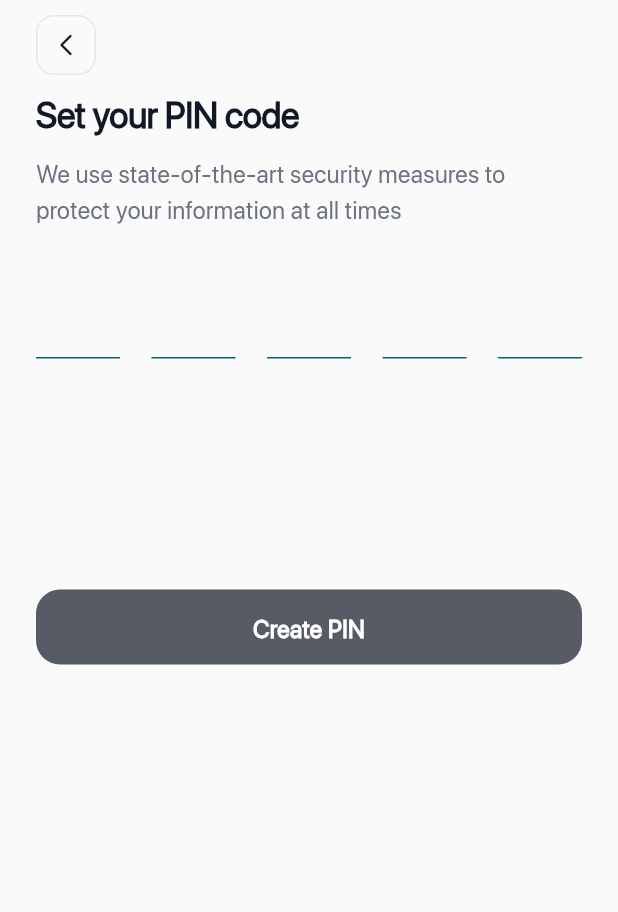
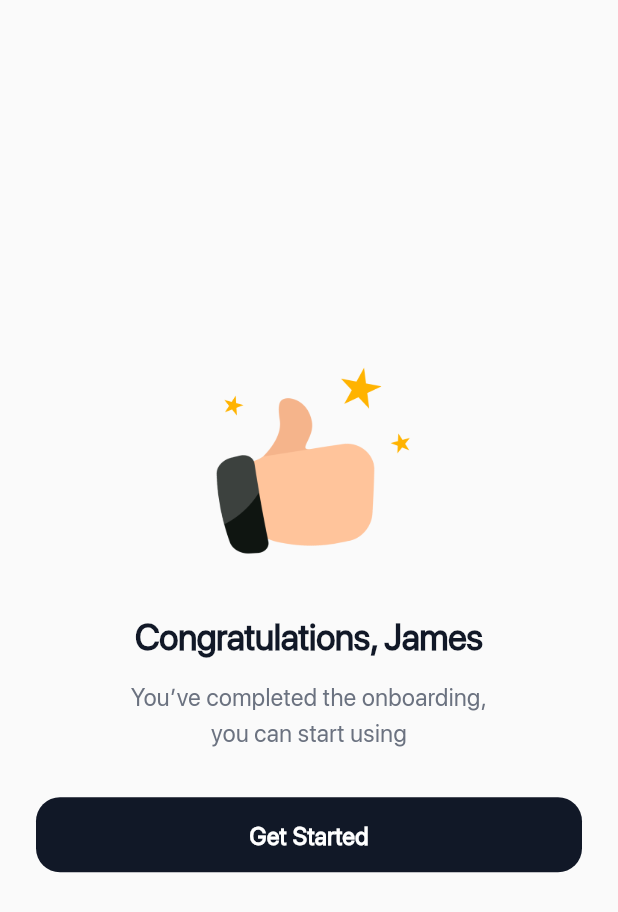
Before and after one commit to andymaking/Apex-Smartpay-App, a Flutter app: the screen it shows after launch, on a phone screen of 412 x 824 dp. Shown: the top 912 px of the screen. Run offline on Flutter 3.47's test engine with Material 2 defaults, Android fonts, the phone set to English and light mode, and no system bars; drawn by our look-alikes of oktoast, pin_code_fields; our stand-ins replace dio, flutter_hooks, flutter_riverpod, flutter_screenutil, flutter_secure_storage, flutter_svg and 4 more; project files that could hold a hidden picture were left out.

Commit message:
implement congrats screen

```diff
--- a/lib/routes/routes.dart
+++ b/lib/routes/routes.dart
@@ -1,4 +1,5 @@
 import 'package:Smartpay/ui/components/route_error_page.dart';
+import 'package:Smartpay/ui/congats/congratulations.dart';
 import 'package:Smartpay/ui/create_user_info/get_user_info.dart';
 import 'package:Smartpay/ui/set_pin/set_pin.dart';
 import 'package:Smartpay/ui/sign_in/sign_in.dart';
@@ -15,6 +16,7 @@ class AppRoutes {
   static const verifyOtp = '/verifyOtp';
   static const getUserInfo = '/createUserInfo';
   static const setUserPin = '/setUserPin';
+  static const congrats = '/congrats';
 }
 
 class AppRouter {
@@ -57,6 +59,12 @@ class AppRouter {
           settings: settings,
           fullscreenDialog: true,
         );
+      case AppRoutes.congrats:
+        return MaterialPageRoute<dynamic>(
+          builder: (_) => const Congratulations(),
+          settings: settings,
+          fullscreenDialog: true,
+        );
 
       default:
         return MaterialPageRoute<dynamic>(
--- /dev/null
+++ b/lib/ui/congats/congratulations.dart
@@ -0,0 +1,82 @@
+import 'package:Smartpay/core/enum/view_state.dart';
+import 'package:Smartpay/routes/locator.dart';
+import 'package:Smartpay/theme/theme_config.dart';
+import 'package:Smartpay/ui/components/app_toolbar.dart';
+import 'package:Smartpay/ui/components/button.dart';
+import 'package:Smartpay/ui/set_pin/set_pin_view_model.dart';
+import 'package:Smartpay/utils/app_text.dart';
+import 'package:Smartpay/utils/constants.dart';
+import 'package:flutter/material.dart';
+import 'package:flutter_hooks/flutter_hooks.dart';
+import 'package:flutter_svg/flutter_svg.dart';
+import 'package:hooks_riverpod/hooks_riverpod.dart';
+import 'package:pin_code_fields/pin_code_fields.dart';
+import 'package:Smartpay/ui/set_pin/set_pin.dart' as sharedProvider;
+
+
+class Congratulations extends StatefulHookWidget {
+
+  const Congratulations( {Key? key,})
+      : super(key: key);
+
+  @override
+  _CongratulationsState createState() => _CongratulationsState();
+}
+
+class _CongratulationsState extends State<Congratulations> {
+
+  @override
+  void dispose() {
+    //_node.dispose();
+    super.dispose();
+  }
+
+  @override
+  Widget build(BuildContext context) {
+    final user = useProvider(sharedProvider.setUserPinProvider);
+
+    return Scaffold(
+        resizeToAvoidBottomInset: false,
+        body: SafeArea(
+          child:
+              Padding(
+                padding: const EdgeInsets.only(left: 24.0, right: 24),
+                child: Center(
+                  child: Column(
+                    mainAxisAlignment: MainAxisAlignment.center,
+                    crossAxisAlignment: CrossAxisAlignment.center,
+                    children: [
+                      Image.asset("assets/images/ic_thumbs_up.png",
+                      width: 140, height: 134,),
+                      const SizedBox(
+                        height: 32,
+                      ),
+                      AppTextView.getAppTextViewBold(
+                          "Congratulations, James"),
+                      const SizedBox(
+                        height: 12,
+                      ),
+                      Padding(
+                        padding: const EdgeInsets.symmetric(horizontal: 36.0),
+                        child: AppTextView.getAppTextView(AppStrings.youHaveCompleted,
+                            textAlign: TextAlign.center,
+                            weight: FontWeight.w500),
+                      ),
+                      const SizedBox(
+                        height: 32,
+                      ),
+                      AppButton(
+                          onPressed: () {
+                            //TODO
+                          },
+                          title: AppStrings.getStarted,
+                          enabled: true
+                      ),
+                    ],
+                  ),
+                ),
+              ),
+        )
+    );
+  }
+}
--- a/lib/ui/splash_screen/splash_screen.dart
+++ b/lib/ui/splash_screen/splash_screen.dart
@@ -25,7 +25,7 @@ class _SplashScreenState extends State<SplashScreen>
       ..forward()
       ..addStatusListener((status) {
         if (status == AnimationStatus.completed) {
-          Navigator.of(context).pushReplacementNamed(AppRoutes.setUserPin);
+          Navigator.of(context).pushReplacementNamed(AppRoutes.congrats);
         }
       });
   }
--- a/lib/utils/constants.dart
+++ b/lib/utils/constants.dart
@@ -21,6 +21,7 @@ class AppStrings {
   static String yourself = "yourself";
   static String fullName = "Full name";
   static String userName = "Username";
+  static String getStarted = "Get Started";
   static String country = "Select Country";
   static String setYourPinCode = "Set your PIN code";
   static String forgotPassword = "Forgot Password?";
@@ -32,6 +33,8 @@ class AppStrings {
   static String heyThereTellUs = "Hey there! tell us a bit \nabout ";
   static String weUseStateOfTheArt = "We use state-of-the-art security measures "
       "to protect your information at all times";
+  static String youHaveCompleted = "You’ve completed the onboarding,\nyou can "
+      "start using";
 
 }
 
@@ -67,7 +70,7 @@ class AppImages {
   static const String singaporeIcon = "assets/images/ic_singapore.svg";
   static const String ukIcon = "assets/images/ic_uk.svg";
   static const String icCheck = "assets/images/ic_check.svg";
-
+  static const String thumbsUp = "assets/images/ic_thumbs_up.png";
 }
 
 class AppFontSizes {
```
Also changed, not shown: assets/images/ic_thumbs_up.png (added).
